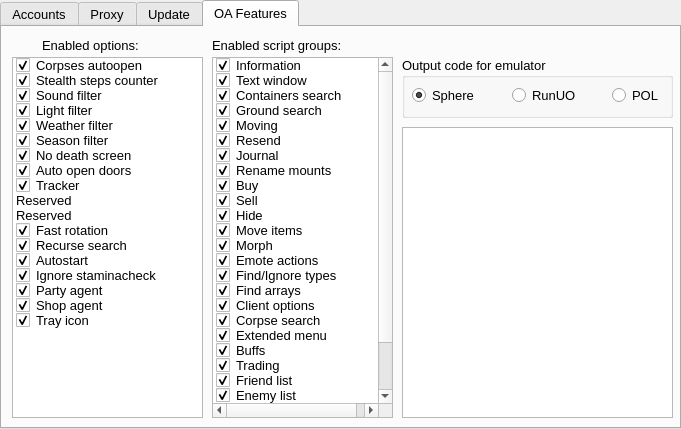
Hotride/OrionLauncher, file orionlauncherwindow.ui: the form before one commit.
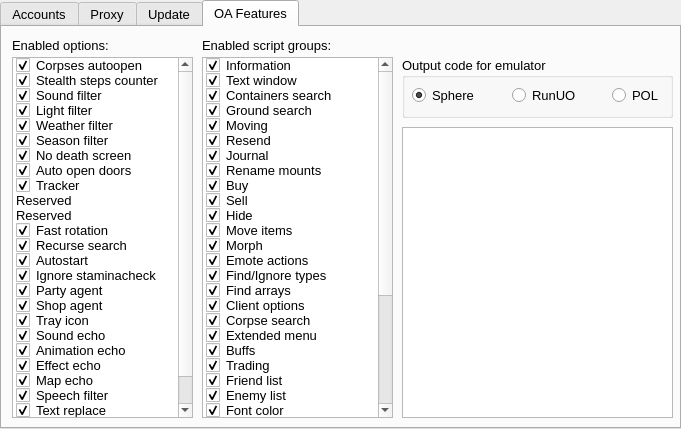
The form after the commit. The open tabs and pages were chosen to show the change.

Commit message: Fixed highlighting for button Configure client config. Added new feature flags for Orion Assistant.

The edit to the form file:
```diff
--- a/orionlauncherwindow.ui
+++ b/orionlauncherwindow.ui
@@ -946,7 +946,7 @@
        <widget class="QLabel" name="label_14">
         <property name="geometry">
          <rect>
-          <x>40</x>
+          <x>10</x>
           <y>10</y>
           <width>101</width>
           <height>16</height>
@@ -961,7 +961,7 @@
          <rect>
           <x>10</x>
           <y>30</y>
-          <width>191</width>
+          <width>181</width>
           <height>361</height>
          </rect>
         </property>
@@ -1109,11 +1109,67 @@
           <enum>Checked</enum>
          </property>
         </item>
+        <item>
+         <property name="text">
+          <string>Sound echo</string>
+         </property>
+         <property name="checkState">
+          <enum>Checked</enum>
+         </property>
+        </item>
+        <item>
+         <property name="text">
+          <string>Animation echo</string>
+         </property>
+         <property name="checkState">
+          <enum>Checked</enum>
+         </property>
+        </item>
+        <item>
+         <property name="text">
+          <string>Effect echo</string>
+         </property>
+         <property name="checkState">
+          <enum>Checked</enum>
+         </property>
+        </item>
+        <item>
+         <property name="text">
+          <string>Map echo</string>
+         </property>
+         <property name="checkState">
+          <enum>Checked</enum>
+         </property>
+        </item>
+        <item>
+         <property name="text">
+          <string>Speech filter</string>
+         </property>
+         <property name="checkState">
+          <enum>Checked</enum>
+         </property>
+        </item>
+        <item>
+         <property name="text">
+          <string>Text replace</string>
+         </property>
+         <property name="checkState">
+          <enum>Checked</enum>
+         </property>
+        </item>
+        <item>
+         <property name="text">
+          <string>Reconnector</string>
+         </property>
+         <property name="checkState">
+          <enum>Checked</enum>
+         </property>
+        </item>
        </widget>
        <widget class="QLabel" name="label_15">
         <property name="geometry">
          <rect>
-          <x>210</x>
+          <x>200</x>
           <y>10</y>
           <width>131</width>
           <height>16</height>
@@ -1126,9 +1182,9 @@
        <widget class="QListWidget" name="lw_OAFeaturesScripts">
         <property name="geometry">
          <rect>
-          <x>210</x>
+          <x>200</x>
           <y>30</y>
-          <width>181</width>
+          <width>191</width>
           <height>361</height>
          </rect>
         </property>
@@ -1348,6 +1404,62 @@
           <enum>Checked</enum>
          </property>
         </item>
+        <item>
+         <property name="text">
+          <string>Extended gumps</string>
+         </property>
+         <property name="checkState">
+          <enum>Checked</enum>
+         </property>
+        </item>
+        <item>
+         <property name="text">
+          <string>Objects property</string>
+         </property>
+         <property name="checkState">
+          <enum>Checked</enum>
+         </property>
+        </item>
+        <item>
+         <property name="text">
+          <string>Character profile</string>
+         </property>
+         <property name="checkState">
+          <enum>Checked</enum>
+         </property>
+        </item>
+        <item>
+         <property name="text">
+          <string>Prompts</string>
+         </property>
+         <property name="checkState">
+          <enum>Checked</enum>
+         </property>
+        </item>
+        <item>
+         <property name="text">
+          <string>Statusbars control</string>
+         </property>
+         <property name="checkState">
+          <enum>Checked</enum>
+         </property>
+        </item>
+        <item>
+         <property name="text">
+          <string>Log out</string>
+         </property>
+         <property name="checkState">
+          <enum>Checked</enum>
+         </property>
+        </item>
+        <item>
+         <property name="text">
+          <string>Timers</string>
+         </property>
+         <property name="checkState">
+          <enum>Checked</enum>
+         </property>
+        </item>
        </widget>
        <widget class="QGroupBox" name="gb_OAFeaturesEmulator">
         <property name="geometry">
```
The commit also changes 4 other files.
